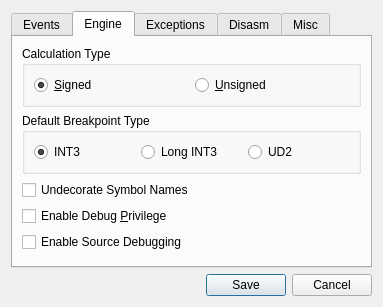
This is x64_dbg_gui/Project/Src/Gui/SettingsDialog.ui in x64dbg/x64dbg as Qt 5 draws it before an edit. The edited form follows.
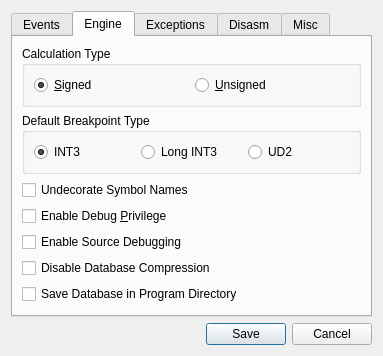
This is the edited form. The open tabs and pages were chosen to show the change. Icons and pictures are not drawn.

Commit message: DBG: added options for disabling database compression and for saving the database in the program directory (not recommended). Resolved issue #287

The edit to the form file:
```diff
--- a/x64_dbg_gui/Project/Src/Gui/SettingsDialog.ui
+++ b/x64_dbg_gui/Project/Src/Gui/SettingsDialog.ui
@@ -256,6 +256,20 @@
          </property>
         </widget>
        </item>
+       <item>
+        <widget class="QCheckBox" name="chkDisableDatabaseCompression">
+         <property name="text">
+          <string>Disable Database Compression</string>
+         </property>
+        </widget>
+       </item>
+       <item>
+        <widget class="QCheckBox" name="chkSaveDatabaseInProgramDirectory">
+         <property name="text">
+          <string>Save Database in Program Directory</string>
+         </property>
+        </widget>
+       </item>
        <item>
         <spacer name="verticalSpacer">
          <property name="orientation">
```
Left out of the diff: 2 changed lines with no effect on the pictures. The commit also changes 4 other files.
